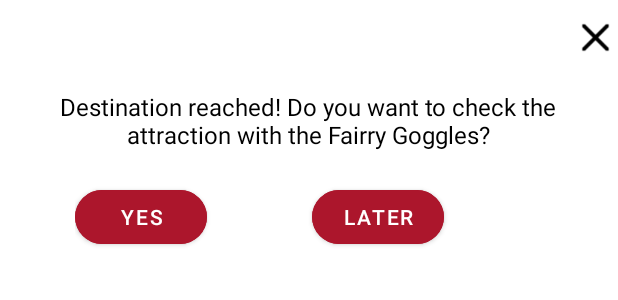
After one commit to RosicaNikolova/sprookjesbos-compass-android-app, an Android app: the layout compass_dialog.xml on its own in the app's theme, with its tools: preview values and no code run, on a phone screen of 412 x 824 dp. The commit adds this screen. Shown: the top 300 px of the screen. Run offline under Robolectric (Android 15) with nearby library versions, the phone set to English and light mode, and no system bars.

Commit message:
compass rotation implemented, pop-up in compass activity created with buttons

```diff
--- /dev/null
+++ b/app/src/main/res/layout/compass_dialog.xml
@@ -0,0 +1,66 @@
+<?xml version="1.0" encoding="utf-8"?>
+<androidx.appcompat.widget.LinearLayoutCompat xmlns:android="http://schemas.android.com/apk/res/android"
+    xmlns:app="http://schemas.android.com/apk/res-auto"
+    xmlns:tools="http://schemas.android.com/tools"
+    android:id="@+id/comapssDialog"
+    android:layout_width="match_parent"
+    android:layout_height="wrap_content"
+    android:background="@color/white"
+    android:orientation="vertical">
+
+    <ImageView
+        android:id="@+id/close"
+        android:layout_width="30dp"
+        android:layout_height="30dp"
+        android:layout_alignParentEnd="true"
+        android:layout_gravity="right"
+        android:layout_marginTop="10dp"
+        app:srcCompat="@drawable/black" />
+
+    <TextView
+        android:id="@+id/textView2"
+        android:layout_width="343dp"
+        android:layout_height="wrap_content"
+        android:layout_gravity="center_horizontal"
+        android:layout_marginTop="20sp"
+        android:layout_marginBottom="20dp"
+        android:text="Destination reached! Do you want to check the attraction with the Fairry Goggles?"
+        android:textAlignment="center"
+        android:textColor="@color/black"
+        android:textSize="16sp"
+        app:layout_constraintEnd_toEndOf="parent"
+        app:layout_constraintStart_toStartOf="parent"
+        tools:layout_editor_absoluteY="566dp" />
+
+    <LinearLayout
+        android:id="@+id/linearLayout"
+        android:layout_width="match_parent"
+        android:layout_height="match_parent"
+        android:layout_marginLeft="50dp"
+        android:layout_marginRight="50dp"
+        android:layout_marginBottom="30dp"
+        android:orientation="horizontal">
+
+        <Button
+            android:id="@+id/yesbtn"
+            android:layout_width="wrap_content"
+            android:layout_height="wrap_content"
+            android:layout_gravity="center"
+            android:backgroundTint="#AC162C"
+            android:text="Yes"
+            app:cornerRadius="20dp" />
+
+        <Button
+            android:id="@+id/btnLater"
+            android:layout_width="wrap_content"
+            android:layout_height="wrap_content"
+            android:layout_gravity="bottom|center"
+            android:layout_marginLeft="70dp"
+            android:backgroundTint="#AC162C"
+            android:text="Later"
+            app:cornerRadius="20dp"
+            app:strokeColor="@color/black" />
+    </LinearLayout>
+
+
+</androidx.appcompat.widget.LinearLayoutCompat>
```
Also changed, not shown: app/src/main/java/com/example/sprookjesbosduocase/CardsActivity.kt (+42 -43 lines), app/src/main/java/com/example/sprookjesbosduocase/CompassActivity.kt (+135 -12 lines), app/src/main/res/layout/activity_cards.xml (+118 -118 lines), app/src/main/res/drawable/black.png (added), app/src/main/res/drawable/close.png (added).
